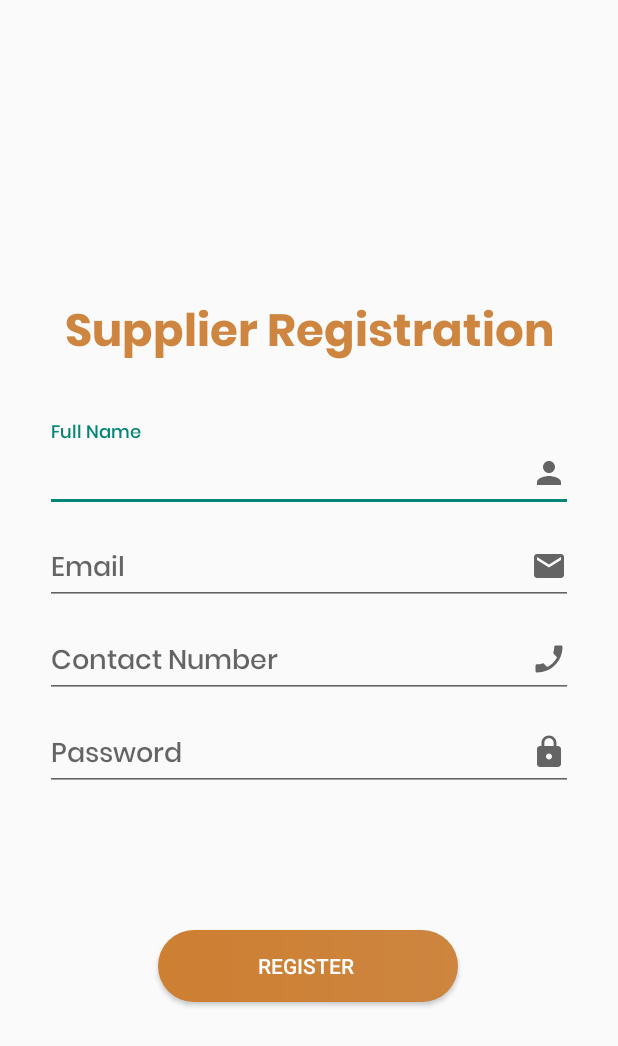
After one commit to hewagekasunthilina/CSSE-Project-Mobile-Client, an Android app: the Supplier_Register screen opened directly, with no data from a screen before it, on a phone screen of 412 x 824 dp. The commit adds this screen. Shown: the top 1046 px of the screen. Run offline under Robolectric (Android 15) with nearby library versions, the phone set to English and light mode, and no system bars; our stand-ins replace Volley.

Commit message:
Supplier registration completed

```diff
--- a/app/build.gradle
+++ b/app/build.gradle
@@ -36,4 +36,7 @@ dependencies {
     implementation 'com.android.volley:volley:1.1.1'
     implementation 'com.google.code.gson:gson:2.8.6'
 
+    implementation 'com.squareup.okhttp3:okhttp:3.10.0'
+
+
 }
--- /dev/null
+++ b/app/src/main/java/com/example/mobile_client/Supplier_Register.java
@@ -0,0 +1,122 @@
+package com.example.mobile_client;
+
+import androidx.appcompat.app.AppCompatActivity;
+
+import android.os.AsyncTask;
+import android.os.Bundle;
+import android.view.View;
+import android.widget.Button;
+import android.widget.Toast;
+
+import com.android.volley.AuthFailureError;
+import com.android.volley.Request;
+import com.android.volley.RequestQueue;
+import com.android.volley.Response;
+import com.android.volley.VolleyError;
+import com.android.volley.toolbox.StringRequest;
+import com.android.volley.toolbox.Volley;
+import com.google.android.material.textfield.TextInputEditText;
+
+import org.json.JSONException;
+import org.json.JSONObject;
+
+import java.io.IOException;
+import java.util.HashMap;
+import java.util.Map;
+
+import okhttp3.MediaType;
+import okhttp3.MultipartBody;
+import okhttp3.OkHttpClient;
+import okhttp3.RequestBody;
+
+public class Supplier_Register extends AppCompatActivity {
+
+    private TextInputEditText name,Email,ContactNo,Password;
+    private Button register;
+
+    @Override
+    protected void onCreate(Bundle savedInstanceState) {
+        super.onCreate(savedInstanceState);
+        setContentView(R.layout.activity_supplier__register);
+
+        name = (TextInputEditText)findViewById(R.id.name);
+        Email = (TextInputEditText)findViewById(R.id.Email);
+        ContactNo = (TextInputEditText)findViewById(R.id.ContactNo);
+        Password = (TextInputEditText)findViewById(R.id.Password);
+        register = (Button)findViewById(R.id.btnRegister);
+
+        register.setOnClickListener(new View.OnClickListener() {
+            @Override
+            public void onClick(View v) {
+                AsyncTask.execute(new Runnable() {
+                    @Override
+                    public void run() {
+                        //TODO your background code
+                        OkHttpClient client = new OkHttpClient().newBuilder()
+                                .build();
+                        MediaType mediaType = MediaType.parse("text/plain");
+                        RequestBody body = new MultipartBody.Builder().setType(MultipartBody.FORM)
+                                .addFormDataPart("name", name.getText().toString())
+                                .addFormDataPart("Email", Email.getText().toString())
+                                .addFormDataPart("ContactNo", ContactNo.getText().toString())
+                                .addFormDataPart("password", Password.getText().toString())
+                                .build();
+                        okhttp3.Request request = new okhttp3.Request.Builder()
+                                .url("http://mail.dimodigital.lk/supregister.php")
+                                .method("POST", body)
+                                .build();
+                        try {
+                            okhttp3.Response response = client.newCall(request).execute();
+                        } catch (IOException e) {
+                            e.printStackTrace();
+                        }
+                    }
+                });
+            }
+        });
+    }
+
+    private void Register(){
+//        final String name = this.name.getText().toString().trim();
+//        final String Email = this.Email.getText().toString().trim();
+//        final String ContactNo = this.ContactNo.getText().toString().trim();
+//        final String Password = this.Password.getText().toString().trim();
+//
+//        StringRequest stringRequest = new StringRequest(Request.Method.POST, "http://mail.dimodigital.lk/supregister.php", new Response.Listener<String>() {
+//            @Override
+//            public void onResponse(String response) {
+//            try{
+//                JSONObject jsonObject = new JSONObject(response);
+//                String success = jsonObject.getString("success");
+//
+//                if (success.equals("1")){
+//                    Toast.makeText(Supplier_Register.this, "Register Successful !", Toast.LENGTH_SHORT).show();
+//                }
+//            } catch(JSONException e){
+//                e.printStackTrace();
+//                Toast.makeText(Supplier_Register.this, "Register Errorrrr !" + e.toString(), Toast.LENGTH_SHORT).show();
+//            }
+//            }
+//        },
+//                new Response.ErrorListener() {
+//                    @Override
+//                    public void onErrorResponse(VolleyError error) {
+//                        Toast.makeText(Supplier_Register.this, "Register Error !" + error.toString(), Toast.LENGTH_SHORT).show();
+//                    }
+//                })
+//        {
+//            @Override
+//            protected Map<String, String> getParams() throws AuthFailureError {
+//                Map<String, String> params = new HashMap<>();
+//                params.put("name", name);
+//                params.put("email", Email);
+//                params.put("contact", ContactNo);
+//                params.put("password", Password);
+//                return params;
+//            }
+//        };
+//
+//        RequestQueue requestQueue = Volley.newRequestQueue(this);
+//        requestQueue.add(stringRequest);
+    }
+}
--- /dev/null
+++ b/app/src/main/res/drawable/ic_contact.xml
@@ -0,0 +1,10 @@
+<vector xmlns:android="http://schemas.android.com/apk/res/android"
+    android:width="24dp"
+    android:height="24dp"
+    android:viewportWidth="24"
+    android:viewportHeight="24"
+    android:tint="?attr/colorControlNormal">
+  <path
+      android:fillColor="@android:color/white"
+      android:pathData="M17.38,10.79l-2.2,-2.2c-0.28,-0.28 -0.36,-0.67 -0.25,-1.02 0.37,-1.12 0.57,-2.32 0.57,-3.57 0,-0.55 0.45,-1 1,-1H20c0.55,0 1,0.45 1,1 0,9.39 -7.61,17 -17,17 -0.55,0 -1,-0.45 -1,-1v-3.49c0,-0.55 0.45,-1 1,-1 1.24,0 2.45,-0.2 3.57,-0.57 0.35,-0.12 0.75,-0.03 1.02,0.24l2.2,2.2c2.83,-1.45 5.15,-3.76 6.59,-6.59z"/>
+</vector>
--- /dev/null
+++ b/app/src/main/res/drawable/ic_mail.xml
@@ -0,0 +1,10 @@
+<vector xmlns:android="http://schemas.android.com/apk/res/android"
+    android:width="24dp"
+    android:height="24dp"
+    android:viewportWidth="24"
+    android:viewportHeight="24"
+    android:tint="?attr/colorControlNormal">
+  <path
+      android:fillColor="@android:color/white"
+      android:pathData="M20,4L4,4c-1.1,0 -1.99,0.9 -1.99,2L2,18c0,1.1 0.9,2 2,2h16c1.1,0 2,-0.9 2,-2L22,6c0,-1.1 -0.9,-2 -2,-2zM20,8l-8,5 -8,-5L4,6l8,5 8,-5v2z"/>
+</vector>
--- /dev/null
+++ b/app/src/main/res/layout/activity_supplier__register.xml
@@ -0,0 +1,135 @@
+<?xml version="1.0" encoding="utf-8"?>
+<androidx.constraintlayout.widget.ConstraintLayout xmlns:android="http://schemas.android.com/apk/res/android"
+    xmlns:app="http://schemas.android.com/apk/res-auto"
+    xmlns:tools="http://schemas.android.com/tools"
+    android:layout_width="match_parent"
+    android:layout_height="match_parent"
+    tools:context=".Supplier_Register">
+
+    <androidx.constraintlayout.widget.ConstraintLayout
+        android:id="@+id/constraintLayout"
+        android:layout_width="match_parent"
+        android:layout_height="wrap_content"
+        app:layout_constraintBottom_toBottomOf="parent"
+        app:layout_constraintTop_toTopOf="parent"
+        app:layout_constraintVertical_bias="0.4">
+
+        <TextView
+            android:id="@+id/textView"
+            android:layout_width="match_parent"
+            android:layout_height="wrap_content"
+            android:fontFamily="@font/poppinsbold"
+            android:gravity="center"
+            android:text="Supplier Registration"
+            android:textColor="@color/peru"
+            android:textSize="30sp"
+            app:layout_constraintEnd_toEndOf="parent"
+            app:layout_constraintHorizontal_bias="0.0"
+            app:layout_constraintStart_toStartOf="parent"
+            app:layout_constraintTop_toTopOf="parent"
+            tools:targetApi="jelly_bean" />
+
+        <com.google.android.material.textfield.TextInputLayout
+            android:id="@+id/textInputLayoutFullname"
+            android:layout_width="match_parent"
+            android:layout_height="wrap_content"
+            android:layout_marginLeft="30dp"
+            android:layout_marginTop="30dp"
+            android:layout_marginRight="30dp"
+            android:hint="Full Name"
+            app:layout_constraintEnd_toEndOf="parent"
+            app:layout_constraintHorizontal_bias="0.0"
+            app:layout_constraintStart_toStartOf="parent"
+            app:layout_constraintTop_toBottomOf="@+id/textView">
+
+            <com.google.android.material.textfield.TextInputEditText
+                android:id="@+id/name"
+                android:layout_width="match_parent"
+                android:layout_height="wrap_content"
+                android:drawableEnd="@drawable/ic_user"
+                android:drawableRight="@drawable/ic_user"
+                android:fontFamily="@font/poppinsmedium"
+                tools:targetApi="jelly_bean" />
+        </com.google.android.material.textfield.TextInputLayout>
+
+        <com.google.android.material.textfield.TextInputLayout
+            android:id="@+id/textInputLayoutEmail"
+            android:layout_width="match_parent"
+            android:layout_height="wrap_content"
+            android:layout_marginLeft="30dp"
+            android:layout_marginRight="30dp"
+            android:hint="Email"
+            app:layout_constraintEnd_toEndOf="parent"
+            app:layout_constraintHorizontal_bias="0.0"
+            app:layout_constraintStart_toStartOf="parent"
+            app:layout_constraintTop_toBottomOf="@+id/textInputLayoutFullname">
+
+            <com.google.android.material.textfield.TextInputEditText
+                android:id="@+id/Email"
+                android:layout_width="match_parent"
+                android:layout_height="wrap_content"
+                android:drawableEnd="@drawable/ic_mail"
+                android:drawableRight="@drawable/ic_mail"
+                android:fontFamily="@font/poppinsmedium"
+                tools:targetApi="jelly_bean" />
+        </com.google.android.material.textfield.TextInputLayout>
+
+        <com.google.android.material.textfield.TextInputLayout
+            android:id="@+id/textInputLayoutUsername"
+            android:layout_width="match_parent"
+            android:layout_height="wrap_content"
+            android:layout_marginLeft="30dp"
+            android:layout_marginRight="30dp"
+            android:hint="Contact Number"
+            app:layout_constraintEnd_toEndOf="parent"
+            app:layout_constraintHorizontal_bias="0.0"
+            app:layout_constraintStart_toStartOf="parent"
+            app:layout_constraintTop_toBottomOf="@+id/textInputLayoutEmail">
+
+            <com.google.android.material.textfield.TextInputEditText
+                android:id="@+id/ContactNo"
+                android:layout_width="match_parent"
+                android:layout_height="wrap_content"
+                android:drawableEnd="@drawable/ic_contact"
+                android:drawableRight="@drawable/ic_contact"
+                android:fontFamily="@font/poppinsmedium"
+                tools:targetApi="jelly_bean" />
+        </com.google.android.material.textfield.TextInputLayout>
+
+        <com.google.android.material.textfield.TextInputLayout
+            android:id="@+id/textInputLayoutPassword"
+            android:layout_width="match_parent"
+            android:layout_height="wrap_content"
+            android:layout_marginLeft="30dp"
+            android:layout_marginRight="30dp"
+            android:hint="Password"
+            app:layout_constraintTop_toBottomOf="@+id/textInputLayoutUsername"
+            tools:layout_editor_absoluteX="0dp">
+
+            <com.google.android.material.textfield.TextInputEditText
+                android:id="@+id/Password"
+                android:layout_width="match_parent"
+                android:layout_height="wrap_content"
+                android:drawableEnd="@drawable/ic_password"
+                android:drawableRight="@drawable/ic_password"
+                android:fontFamily="@font/poppinsmedium"
+                tools:targetApi="jelly_bean" />
+        </com.google.android.material.textfield.TextInputLayout>
+
+
+    </androidx.constraintlayout.widget.ConstraintLayout>
+
+    <Button
+        android:id="@+id/btnRegister"
+        style="@style/Widget.AppCompat.Button.Colored"
+        android:layout_width="200dp"
+        android:layout_height="48dp"
+        android:layout_marginBottom="156dp"
+        android:background="@drawable/shape_btn"
+        android:text="Register "
+        app:layout_constraintBottom_toBottomOf="parent"
+        app:layout_constraintEnd_toEndOf="parent"
+        app:layout_constraintHorizontal_bias="0.497"
+        app:layout_constraintStart_toStartOf="parent" />
+
+</androidx.constraintlayout.widget.ConstraintLayout>
--- a/app/src/main/res/values/colors.xml
+++ b/app/src/main/res/values/colors.xml
@@ -6,4 +6,5 @@
     <color name="white">#ffffff</color>
     <color name="Black">#000000</color>
     <color name="peru">#CD853F</color>
+    <color name="color_blue">#3d93d9</color>
 </resources>
```
Also changed, not shown: app/src/main/AndroidManifest.xml (+14 -10 lines), app/src/main/java/com/example/mobile_client/Supplier_Login.java (+14 -0 lines), app/src/main/res/drawable/shape_btn_white.xml (added, +10 -0 lines), app/src/main/res/layout/activity_supplier__login.xml (+8 -7 lines).
